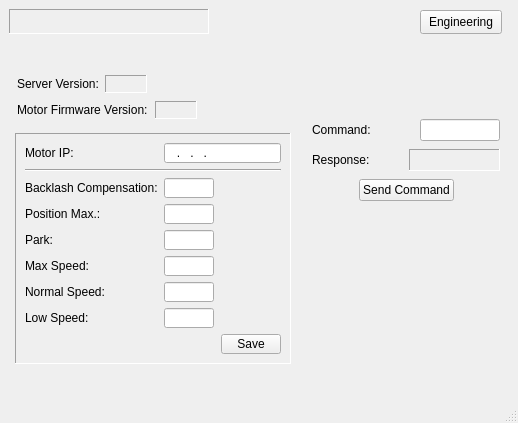
Above: assets/ui/settings.ui from dev-LNA/HostFocuser160 before the change. Below: the same form after it.
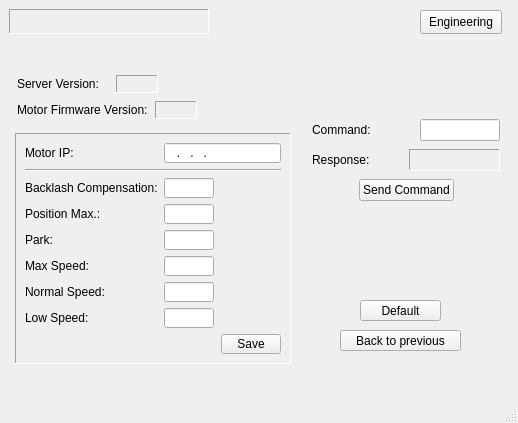
That is the form after the change.

Commit message: Start working on default config implementation

Patch:
```diff
--- a/assets/ui/settings.ui
+++ b/assets/ui/settings.ui
@@ -539,7 +539,7 @@
      <rect>
       <x>17</x>
       <y>73</y>
-      <width>130</width>
+      <width>141</width>
       <height>22</height>
      </rect>
     </property>
@@ -756,6 +756,50 @@
      </item>
     </layout>
    </widget>
+   <widget class="QPushButton" name="btnDefault">
+    <property name="geometry">
+     <rect>
+      <x>360</x>
+      <y>300</y>
+      <width>81</width>
+      <height>21</height>
+     </rect>
+    </property>
+    <property name="acceptDrops">
+     <bool>true</bool>
+    </property>
+    <property name="toolTip">
+     <string>Default configuration</string>
+    </property>
+    <property name="statusTip">
+     <string>Return to default configurations</string>
+    </property>
+    <property name="text">
+     <string>Default</string>
+    </property>
+   </widget>
+   <widget class="QPushButton" name="btnBackup">
+    <property name="geometry">
+     <rect>
+      <x>340</x>
+      <y>330</y>
+      <width>121</width>
+      <height>21</height>
+     </rect>
+    </property>
+    <property name="acceptDrops">
+     <bool>true</bool>
+    </property>
+    <property name="toolTip">
+     <string>Default configuration</string>
+    </property>
+    <property name="statusTip">
+     <string>Return to default configurations</string>
+    </property>
+    <property name="text">
+     <string>Back to previous</string>
+    </property>
+   </widget>
   </widget>
   <widget class="QMenuBar" name="menubar">
    <property name="enabled">
```
Left out of the diff: 2 changed lines with no effect on the pictures. The commit also changes 8 other files.
